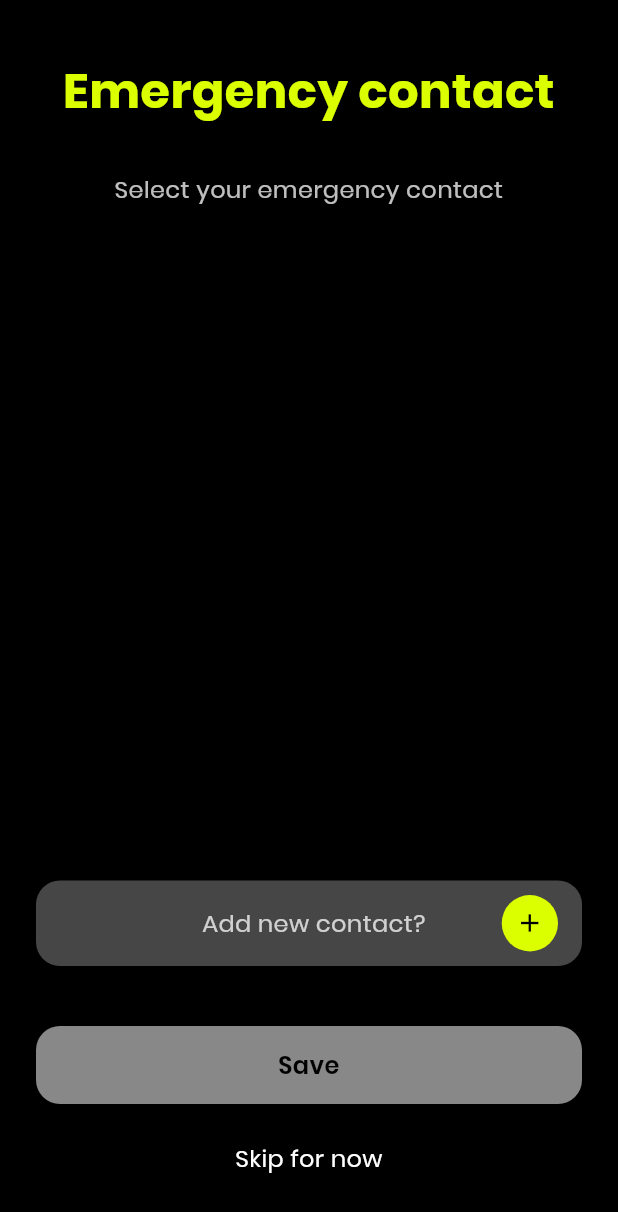
After one commit to yeskialex/lessq, a Flutter app: the EmergencyContactPage screen opened directly, on a phone screen of 412 x 824 dp. The commit adds this screen. Shown: the top 1212 px of the screen. Run offline on Flutter 3.47's test engine with Material 3 defaults, Android fonts, the phone set to English and light mode, and no system bars; our stand-ins replace flutter_svg.

Commit message:
added emergency contact page

```diff
--- /dev/null
+++ b/main/lib/setup/emergency_contact.dart
@@ -0,0 +1,142 @@
+import 'package:flutter/material.dart';
+
+class EmergencyContactPage extends StatelessWidget {
+  const EmergencyContactPage({super.key});
+
+  @override
+  Widget build(BuildContext context) {
+    return Scaffold(
+      backgroundColor: Colors.black,
+      body: SafeArea(
+        child: Padding(
+          padding: const EdgeInsets.symmetric(horizontal: 24),
+          child: Column(
+            children: [
+              const SizedBox(height: 40),
+
+              // Title
+              Text(
+                'Emergency contact',
+                textAlign: TextAlign.center,
+                style: TextStyle(
+                  color: const Color(0xFFDCFF00),
+                  fontSize: 32,
+                  fontFamily: 'Poppins',
+                  fontWeight: FontWeight.w700,
+                  height: 1.32,
+                ),
+              ),
+
+              const SizedBox(height: 32),
+
+              // Subtitle
+              Text(
+                'Select your emergency contact',
+                textAlign: TextAlign.center,
+                style: TextStyle(
+                  color: Colors.white.withValues(alpha: 0.75),
+                  fontSize: 16,
+                  fontFamily: 'Poppins',
+                  fontWeight: FontWeight.w400,
+                  height: 1.50,
+                ),
+              ),
+
+              // Spacer to push content to bottom
+              const Spacer(),
+
+              // Add new contact button
+              Container(
+                width: double.infinity,
+                height: 57,
+                decoration: ShapeDecoration(
+                  color: const Color(0xFF464646),
+                  shape: RoundedRectangleBorder(
+                    borderRadius: BorderRadius.circular(16),
+                  ),
+                ),
+                child: Row(
+                  mainAxisAlignment: MainAxisAlignment.center,
+                  children: [
+                    Expanded(
+                      child: Padding(
+                        padding: const EdgeInsets.only(left: 60),
+                        child: Text(
+                          'Add new contact?',
+                          textAlign: TextAlign.center,
+                          style: TextStyle(
+                            color: Colors.white.withValues(alpha: 0.75),
+                            fontSize: 16,
+                            fontFamily: 'Poppins',
+                            fontWeight: FontWeight.w400,
+                            height: 1.50,
+                          ),
+                        ),
+                      ),
+                    ),
+                    Container(
+                      width: 37.51,
+                      height: 37.51,
+                      margin: const EdgeInsets.only(right: 16),
+                      decoration: const ShapeDecoration(
+                        color: Color(0xFFDCFF00),
+                        shape: OvalBorder(),
+                      ),
+                      child: const Icon(
+                        Icons.add,
+                        color: Colors.black,
+                        size: 20,
+                      ),
+                    ),
+                  ],
+                ),
+              ),
+
+              const SizedBox(height: 40),
+
+              // Save button
+              Container(
+                width: double.infinity,
+                padding: const EdgeInsets.symmetric(horizontal: 16, vertical: 14),
+                decoration: ShapeDecoration(
+                  color: const Color(0xFF888888),
+                  shape: RoundedRectangleBorder(
+                    borderRadius: BorderRadius.circular(16),
+                  ),
+                ),
+                child: Text(
+                  'Save',
+                  textAlign: TextAlign.center,
+                  style: TextStyle(
+                    color: Colors.black,
+                    fontSize: 16,
+                    fontFamily: 'Poppins',
+                    fontWeight: FontWeight.w600,
+                    height: 1.50,
+                  ),
+                ),
+              ),
+
+              const SizedBox(height: 24),
+
+              // Skip for now
+              Text(
+                'Skip for now',
+                textAlign: TextAlign.center,
+                style: TextStyle(
+                  color: Colors.white,
+                  fontSize: 16,
+                  fontFamily: 'Poppins',
+                  fontWeight: FontWeight.w400,
+                  height: 1.50,
+                ),
+              ),
+
+              const SizedBox(height: 40),
+            ],
+          ),
+        ),
+      ),
+    );
+  }
+}
--- a/main/lib/sign_up.dart
+++ b/main/lib/sign_up.dart
@@ -1,5 +1,6 @@
 import 'package:flutter/material.dart';
 import 'package:flutter_svg/flutter_svg.dart';
+import 'setup/emergency_contact.dart';
 
 class SignUpPage extends StatefulWidget {
   const SignUpPage({super.key});
@@ -239,7 +240,14 @@ class _SignUpPageState extends State<SignUpPage> {
               const SizedBox(height: 40),
 
               // Continue Button
-              Container(
+              GestureDetector(
+                onTap: isFormComplete ? () {
+                  Navigator.push(
+                    context,
+                    MaterialPageRoute(builder: (context) => const EmergencyContactPage()),
+                  );
+                } : null,
+                child: Container(
                   width: double.infinity,
                   padding: const EdgeInsets.symmetric(horizontal: 16, vertical: 14),
                   decoration: ShapeDecoration(
@@ -257,6 +265,7 @@ class _SignUpPageState extends State<SignUpPage> {
                       fontFamily: 'Poppins',
                       fontWeight: FontWeight.w600,
                       height: 1.50,
+                    ),
                   ),
                 ),
               ),
```
Also changed, not shown: main/lib/setup/locations.dart (added), main/lib/setup/notifications.dart (added), main/lib/setup/predefined_message.dart (added), main/lib/setup/smart_watch.dart (added). Lines whose indentation alone changed are shown as unchanged.
